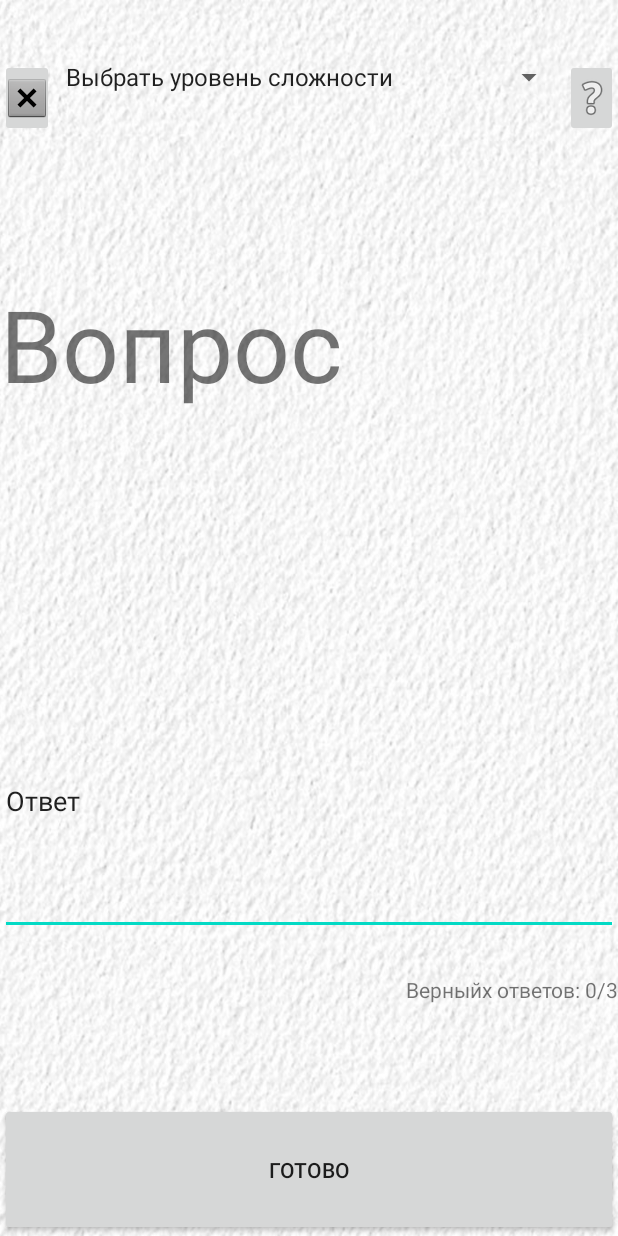
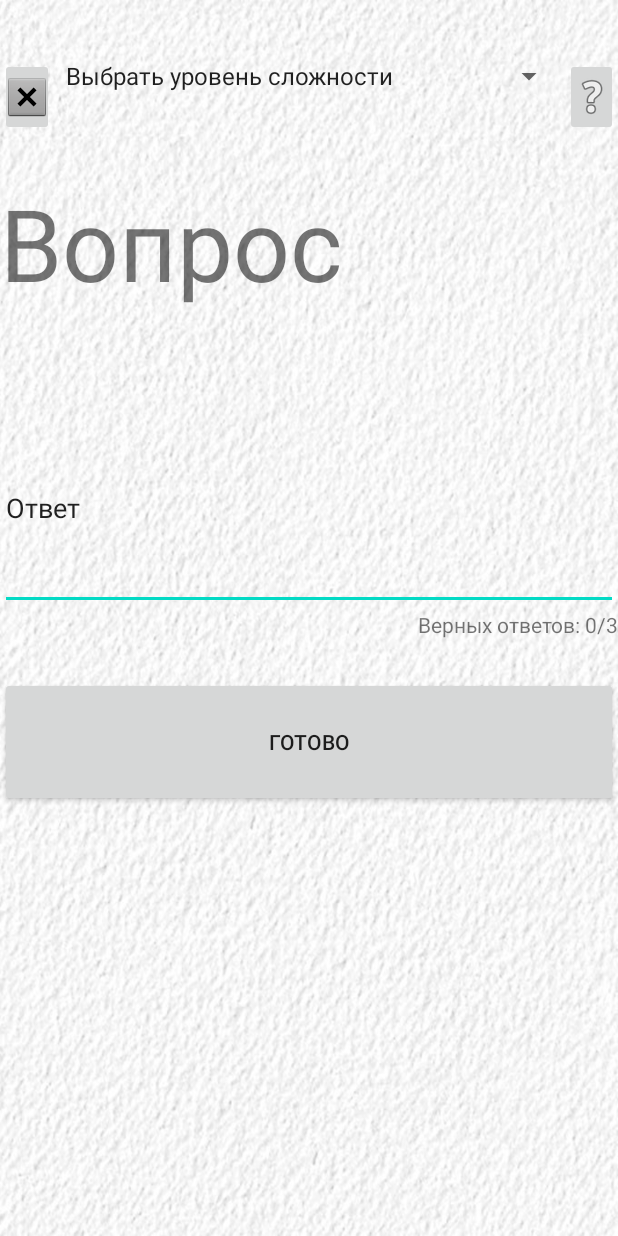
Before and after one commit to Kiba-24/GavGav, an Android app: the MathProblemActivity screen opened directly, with no data from a screen before it, on a phone screen of 412 x 824 dp. Run offline under Robolectric (Android 15) with nearby library versions, the phone set to English and light mode, and no system bars; pictures from the network do not load.

Commit message:
подписала, что есть что

```diff
--- a/app/src/main/res/layout/activity_math_problem.xml
+++ b/app/src/main/res/layout/activity_math_problem.xml
@@ -46,50 +46,30 @@
 
         </LinearLayout>
 
-        <Space
-            android:layout_width="match_parent"
-            android:layout_height="wrap_content"
-            android:layout_weight="0.5" />
-
         <TextView
             android:id="@+id/task"
             android:layout_width="match_parent"
             android:layout_height="wrap_content"
-            android:layout_weight="1"
-            android:textSize="100px"
-            android:text="Вопрос" />
-
-        <Space
-            android:layout_width="match_parent"
-            android:layout_height="wrap_content"
-            android:layout_weight="0.3" />
+            android:layout_weight="0.5"
+            android:text="Вопрос"
+            android:textSize="100px" />
 
         <EditText
             android:id="@+id/answer"
             android:layout_width="match_parent"
             android:layout_height="wrap_content"
-            android:layout_weight="1"
+            android:layout_weight="0.7"
             android:ems="10"
             android:inputType="textPersonName"
             android:text="Ответ" />
-
-        <Space
-            android:layout_width="match_parent"
-            android:layout_height="wrap_content"
-            android:layout_weight="0.2" />
 
         <TextView
             android:id="@+id/rAnswers"
             android:layout_width="match_parent"
             android:layout_height="wrap_content"
             android:layout_weight="0.2"
-            android:text="Верныйх ответов: 0/3"
+            android:text="Верных ответов: 0/3"
             android:textAlignment="textEnd" />
-
-        <Space
-            android:layout_width="match_parent"
-            android:layout_height="wrap_content"
-            android:layout_weight="0.3" />
 
         <Button
             android:id="@+id/buttonAnswer"
@@ -98,5 +78,25 @@
             android:layout_weight="0.3"
             android:text="Готово" />
 
+        <Space
+            android:layout_width="match_parent"
+            android:layout_height="wrap_content"
+            android:layout_weight="1" />
+
+        <Space
+            android:layout_width="match_parent"
+            android:layout_height="wrap_content"
+            android:layout_weight="0.7" />
+
+        <Space
+            android:layout_width="match_parent"
+            android:layout_height="wrap_content"
+            android:layout_weight="0.2" />
+
+        <Space
+            android:layout_width="match_parent"
+            android:layout_height="wrap_content"
+            android:layout_weight="0.3" />
+
     </LinearLayout>
 </androidx.constraintlayout.widget.ConstraintLayout>
```
Also changed, not shown: app/src/main/java/com/example/gavgav/Game.java (+19 -0 lines), app/src/main/java/com/example/gavgav/MathProblemActivity.java (+6 -2 lines).
